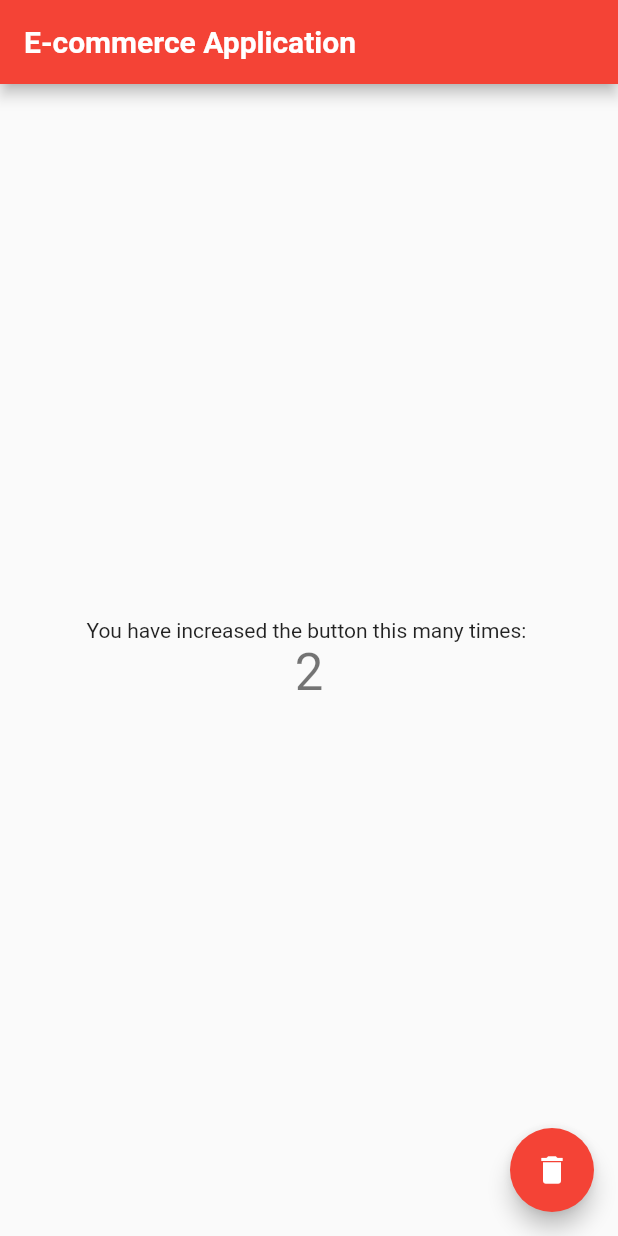
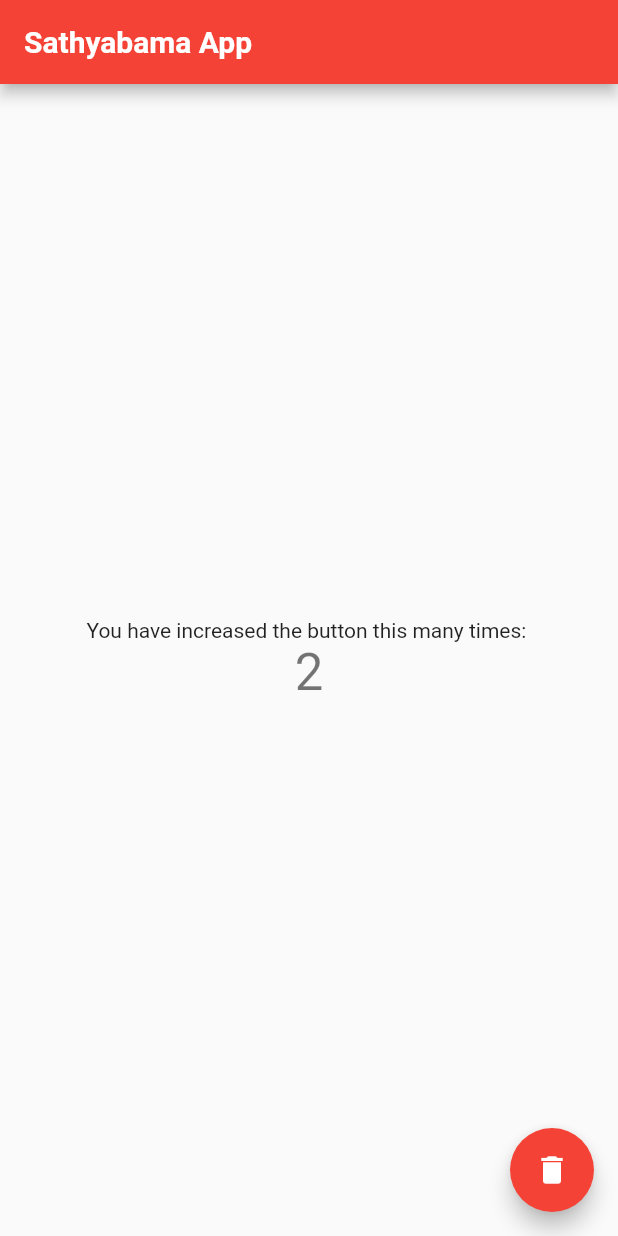
Before and after one commit to zeroappz/booking_app, a Flutter app: the screen it shows after launch, after a tap on the "delete" icon, on a phone screen of 412 x 824 dp. Run offline on Flutter 3.47's test engine with Material 2 defaults, Android fonts, the phone set to English and light mode, and no system bars.

Commit message:
[Feat]: App logo generation, assets inclusion, app design architecture

```diff
--- a/flutter_commands.txt
+++ b/flutter_commands.txt
@@ -4,6 +4,9 @@ Flutter commands:
     flutter run --no-sound-null-safety
     flutter analyze --no-fatal-infos
     flutter clean && flutter pub get
+    flutter pub add <Package Name>
+    flutter pub run flutter_launcher_icons (load app icon assets for all platforms)
+
 
 
 Git Commands:
--- /dev/null
+++ b/lib/app_utils/app_config.dart
@@ -0,0 +1,9 @@
+class AppConfig {
+  /// App Title
+  static const appTitle = "Sathyabama App";
+
+  /// API Endpoints Base URL
+  static const baseURL = "https://app.algofusion.org/api/";
+
+  /// Payment Gateway Key, Google Map Key or Secret Keys
+}
--- /dev/null
+++ b/lib/app_utils/app_lib.dart
@@ -0,0 +1,18 @@
+// export '';
+
+/// Flutter Default Packages
+export 'package:flutter/material.dart';
+
+/// Flutter External Packages
+
+/// Application Screens
+export 'package:booking_app/screens/home_page.dart';
+export 'package:booking_app/screens/initial_screen.dart';
+
+/// Configurations & Global Files
+export 'package:booking_app/app_utils/app_config.dart';
+export 'package:booking_app/values/values.dart';
+
+// export 'package:booking_app/values/strings.dart';
+// export 'package:booking_app/values/sizes.dart';
+// export 'package:booking_app/values/directories.dart';
--- a/lib/main.dart
+++ b/lib/main.dart
@@ -1,91 +1,11 @@
 // Material UI for Android
-import 'package:flutter/material.dart';
+import 'package:booking_app/app_utils/app_lib.dart';
+
 // Cupertino UI for iOS
 // import 'package:flutter/cupertino.dart';
 
 void main() {
-  runApp(const BookingApp());
+  runApp(
+    const BookingApp(),
+  ); // Class instantiation
 }
-
-class BookingApp extends StatelessWidget {
-  const BookingApp({Key? key}) : super(key: key);
-
-  // Stateless - static widgets
-  // Stateful - dynamic widgets
-
-  // Restart Application - Shift + r
-  // Reload Application - r
-
-  // Widget normalBuildFunction(String data) {
-  //   return Text(data);
-  // }
-
-  // This widget is the root of your application.
-  @override
-  Widget build(BuildContext context) {
-    return MaterialApp(
-      title: 'E-commerce Application',
-      theme: ThemeData(
-        primarySwatch: Colors.red,
-      ),
-      home: const MyHomePage(title: 'E-commerce Application'),
-    );
-  }
-}
-
-class MyHomePage extends StatefulWidget {
-  const MyHomePage({Key? key, required this.title}) : super(key: key);
-  final String title;
-
-  @override
-  State<MyHomePage> createState() => _MyHomePageState();
-}
-
-class _MyHomePageState extends State<MyHomePage> {
-  int _counter = 1;
-
-  void _incrementCounter() {
-    print("print function"); // print should n't be used production code
-    debugPrint("Cursor Inside the increment function");
-    setState(() {
-      // making the object into dynamic one
-      _counter++;
-    });
-    debugPrint("Cursor is about to exit the increment function");
-  }
-
-  @override
-  Widget build(BuildContext context) {
-    return Scaffold(
-      // Wrapping the entire screen
-      appBar: AppBar(
-        title: Text(
-          widget.title,
-          style: const TextStyle(
-            fontSize: 20.0,
-            fontWeight: FontWeight.bold,
-          ),
-        ),
-      ),
-      body: Center(
-        child: Column(
-          mainAxisAlignment: MainAxisAlignment.center,
-          children: <Widget>[
-            const Text(
-              'You have increased the button this many times: ',
-            ),
-            Text(
-              '$_counter',
-              style: Theme.of(context).textTheme.headline4,
-            ),
-          ],
-        ),
-      ),
-      floatingActionButton: FloatingActionButton(
-        onPressed: _incrementCounter,
-        tooltip: 'Increment',
-        child: const Icon(Icons.delete),
-      ), // This trailing comma makes auto-formatting nicer for build methods.
-    );
-  }
-}
--- /dev/null
+++ b/lib/screens/home_page.dart
@@ -0,0 +1,58 @@
+import 'package:booking_app/app_utils/app_lib.dart';
+
+class MyHomePage extends StatefulWidget {
+  const MyHomePage({Key? key, required this.title}) : super(key: key);
+  final String title;
+
+  @override
+  State<MyHomePage> createState() => _MyHomePageState();
+}
+
+class _MyHomePageState extends State<MyHomePage> {
+  int _counter = 1;
+
+  void _incrementCounter() {
+    // debugPrint("print function"); // print should n't be used production code
+    // debugPrint("Cursor Inside the increment function");
+    setState(() {
+      // making the object into dynamic one
+      _counter++;
+    });
+    // debugPrint("Cursor is about to exit the increment function");
+  }
+
+  @override
+  Widget build(BuildContext context) {
+    return Scaffold(
+      // Wrapping the entire screen
+      appBar: AppBar(
+        title: Text(
+          widget.title,
+          style: const TextStyle(
+            fontSize: SizeConstants.textSize_20,
+            fontWeight: FontWeight.bold,
+          ),
+        ),
+      ),
+      body: Center(
+        child: Column(
+          mainAxisAlignment: MainAxisAlignment.center,
+          children: <Widget>[
+            const Text(
+              StringConstants.homeScreenInfo,
+            ),
+            Text(
+              '$_counter',
+              style: Theme.of(context).textTheme.headline4,
+            ),
+          ],
+        ),
+      ),
+      floatingActionButton: FloatingActionButton(
+        onPressed: _incrementCounter,
+        tooltip: StringConstants.increment,
+        child: const Icon(Icons.delete),
+      ), // This trailing comma makes auto-formatting nicer for build methods.
+    );
+  }
+}
--- /dev/null
+++ b/lib/screens/initial_screen.dart
@@ -0,0 +1,30 @@
+import 'package:booking_app/app_utils/app_lib.dart';
+
+class BookingApp extends StatelessWidget {
+  const BookingApp({Key? key}) : super(key: key);
+
+  // Stateless - static widgets
+  // Stateful - dynamic widgets
+
+  // Restart Application - Shift + r
+  // Reload Application - r
+
+  // Widget normalBuildFunction(String data) {
+  //   return Text(data);
+  // }
+
+  // This widget is the root of your application.
+  @override
+
+  /// we are overriding the build() of StatelessWidget
+  Widget build(BuildContext context) {
+    return MaterialApp(
+      // return CupertinoApp(
+      title: AppConfig.appTitle,
+      theme: ThemeData(
+        primarySwatch: Colors.red,
+      ),
+      home: const MyHomePage(title: AppConfig.appTitle),
+    );
+  }
+}
--- /dev/null
+++ b/lib/values/directories.dart
@@ -0,0 +1,6 @@
+part of values;
+
+class ImagePath {
+  /// Primary Colors
+  static const liveImgUrl = "https://bit.ly/static/graphics/meditation.png";
+}
--- /dev/null
+++ b/lib/values/sizes.dart
@@ -0,0 +1,13 @@
+part of values;
+
+class SizeConstants {
+  /// TextSizes
+  static const double textSize_0 = 0.0;
+  static const double textSize_2 = 2.0;
+  static const double textSize_4 = 4.0;
+  static const double textSize_8 = 8.0;
+  static const double textSize_12 = 12.0;
+  static const double textSize_16 = 16.0;
+  static const double textSize_18 = 18.0;
+  static const double textSize_20 = 20.0;
+}
--- /dev/null
+++ b/lib/values/strings.dart
@@ -0,0 +1,8 @@
+part of values;
+
+class StringConstants {
+  static const homeScreenInfo =
+      'You have increased the button this many times: ';
+
+  static const increment = 'Increment';
+}
--- /dev/null
+++ b/lib/values/values.dart
@@ -0,0 +1,5 @@
+library values;
+
+part 'strings.dart';
+part 'sizes.dart';
+part 'directories.dart';
```
Also changed, not shown: pubspec.yaml (+11 -3 lines), assets/images/logo.png (added), assets/images/splash.png (added), pubspec.lock, 28 other files.
